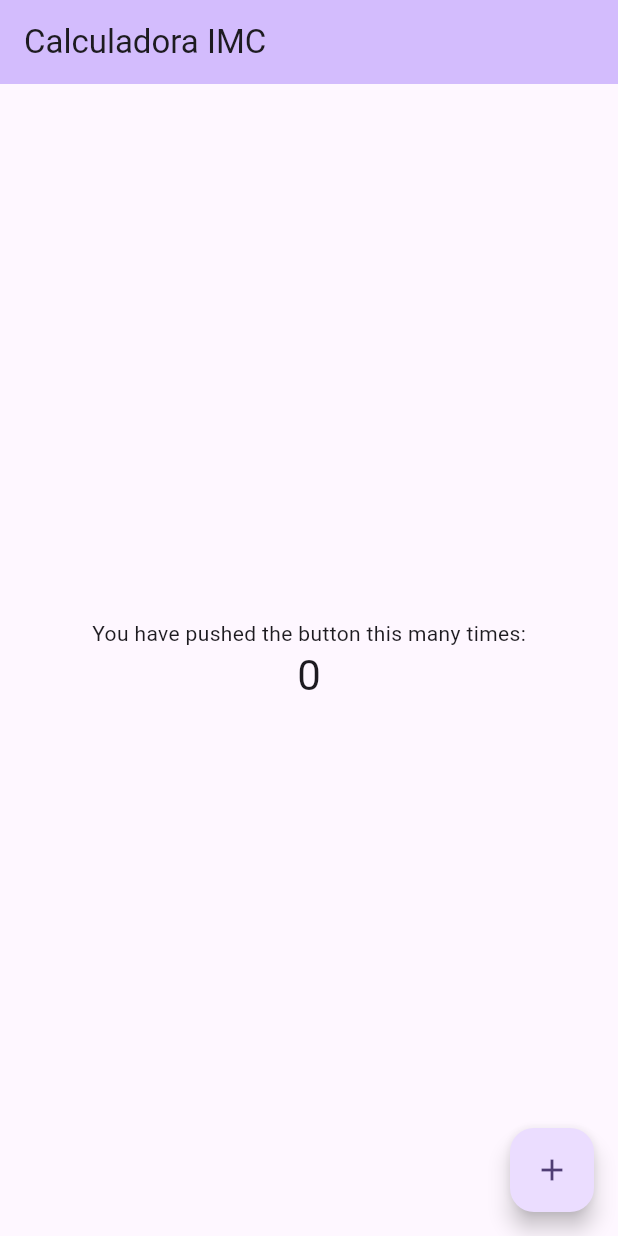
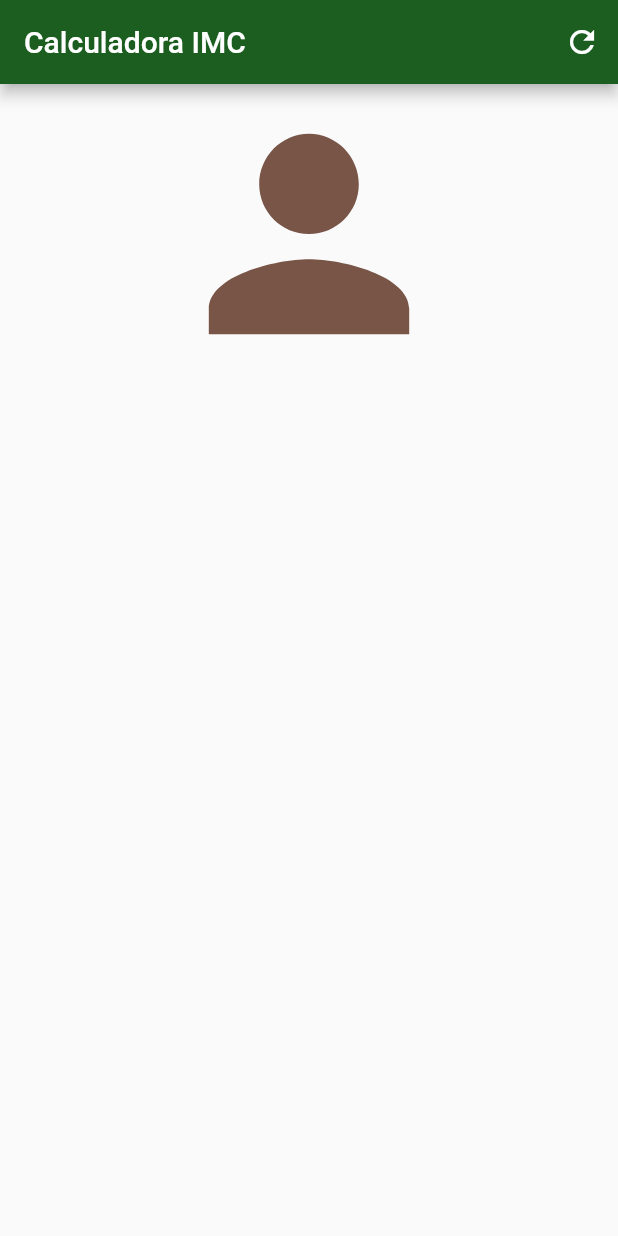
Before and after one commit to rafa-Nobre/IMC_Calculator, a Flutter app: the screen it shows after launch, on a phone screen of 412 x 824 dp. Run offline on Flutter 3.47's test engine with Material 2 defaults, Android fonts, the phone set to English and light mode, and no system bars.

Commit message:
Organização inicial do workspace

```diff
--- a/lib/main.dart
+++ b/lib/main.dart
@@ -12,8 +12,7 @@ class MyApp extends StatelessWidget {
     return MaterialApp(
       title: 'Calculadora',
       theme: ThemeData(
-        colorScheme: ColorScheme.fromSeed(seedColor: Colors.deepPurple),
-        useMaterial3: true,
+        primarySwatch: Colors.green,
       ),
       home: const MyHomePage(),
     );
@@ -28,71 +27,47 @@ class MyHomePage extends StatefulWidget {
 }
 
 class _MyHomePageState extends State<MyHomePage> {
-  int _counter = 0;
+  GlobalKey<FormState> _formController = GlobalKey<FormState>();
+  TextEditingController weightFieldController = TextEditingController();
+  TextEditingController heightFieldController = TextEditingController();
+  String _resultText = '';
 
-  void _incrementCounter() {
+  void _clearResult() {
     setState(() {
-      // This call to setState tells the Flutter framework that something has
-      // changed in this State, which causes it to rerun the build method below
-      // so that the display can reflect the updated values. If we changed
-      // _counter without calling setState(), then the build method would not be
-      // called again, and so nothing would appear to happen.
-      _counter++;
+      weightFieldController.clear();
+      heightFieldController.clear();
+      _formController.currentState!.reset();
+      _resultText = '';
     });
   }
 
   @override
   Widget build(BuildContext context) {
-    // This method is rerun every time setState is called, for instance as done
-    // by the _incrementCounter method above.
-    //
-    // The Flutter framework has been optimized to make rerunning build methods
-    // fast, so that you can just rebuild anything that needs updating rather
-    // than having to individually change instances of widgets.
     return Scaffold(
       appBar: AppBar(
-        // TRY THIS: Try changing the color here to a specific color (to
-        // Colors.amber, perhaps?) and trigger a hot reload to see the AppBar
-        // change color while the other colors stay the same.
-        backgroundColor: Theme.of(context).colorScheme.inversePrimary,
-        // Here we take the value from the MyHomePage object that was created by
-        // the App.build method, and use it to set our appbar title.
+        backgroundColor: Colors.green[900],
         title: const Text('Calculadora IMC'),
+        actions: <Widget>[
+          IconButton(onPressed: _clearResult, icon: const Icon(Icons.refresh)),
+        ],
       ),
-      body: Center(
-        // Center is a layout widget. It takes a single child and positions it
-        // in the middle of the parent.
+      body: SingleChildScrollView(
+        child: Form(
           child: Column(
-          // Column is also a layout widget. It takes a list of children and
-          // arranges them vertically. By default, it sizes itself to fit its
-          // children horizontally, and tries to be as tall as its parent.
-          //
-          // Column has various properties to control how it sizes itself and
-          // how it positions its children. Here we use mainAxisAlignment to
-          // center the children vertically; the main axis here is the vertical
-          // axis because Columns are vertical (the cross axis would be
-          // horizontal).
-          //
-          // TRY THIS: Invoke "debug painting" (choose the "Toggle Debug Paint"
-          // action in the IDE, or press "p" in the console), to see the
-          // wireframe for each widget.
-          mainAxisAlignment: MainAxisAlignment.center,
+            crossAxisAlignment: CrossAxisAlignment.stretch,
             children: <Widget>[
-            const Text(
-              'You have pushed the button this many times:',
+              const Icon(
+                Icons.person,
+                size: 200,
+                color: Colors.brown,
               ),
               Text(
-              '$_counter',
-              style: Theme.of(context).textTheme.headlineMedium,
+                _resultText,
               ),
             ],
           ),
         ),
-      floatingActionButton: FloatingActionButton(
-        onPressed: _incrementCounter,
-        tooltip: 'Increment',
-        child: const Icon(Icons.add),
-      ), // This trailing comma makes auto-formatting nicer for build methods.
+      ),
     );
   }
 }
```
Lines whose indentation alone changed are shown as unchanged.
